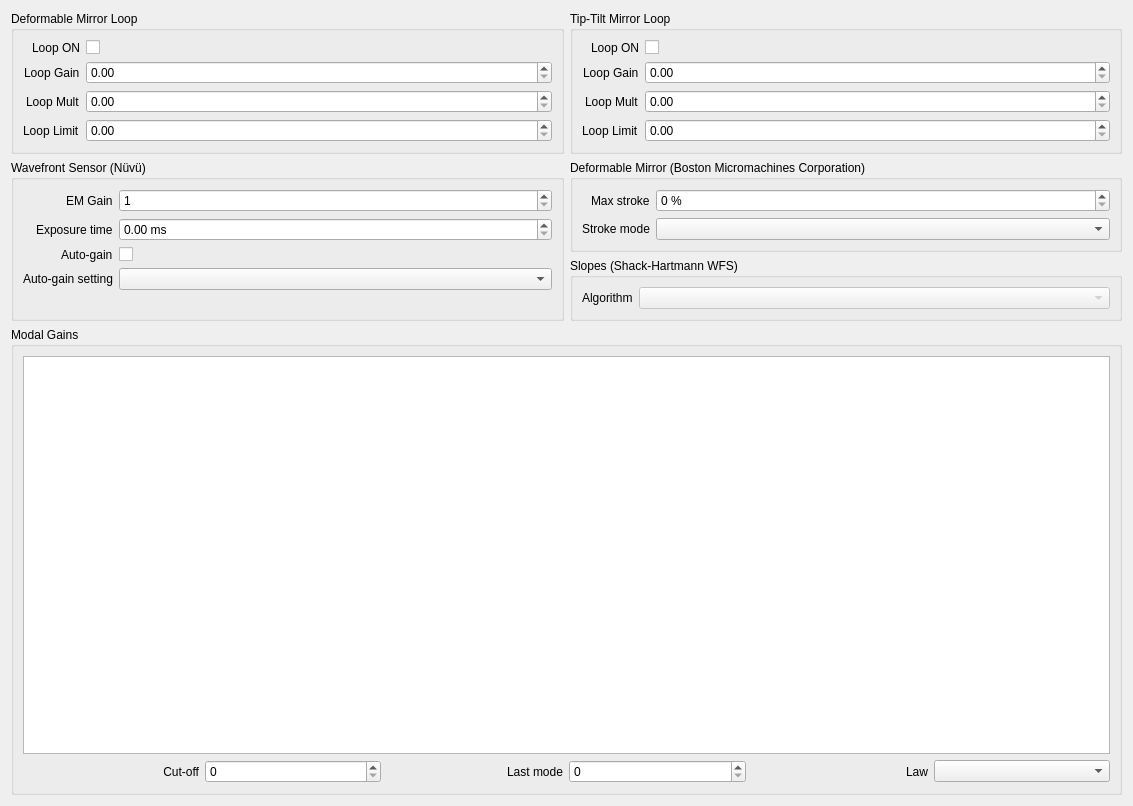
Before: the Qt Designer form guis/ui/loop_controls.ui in janis-hag/kalao-ics, drawn with Qt 5.
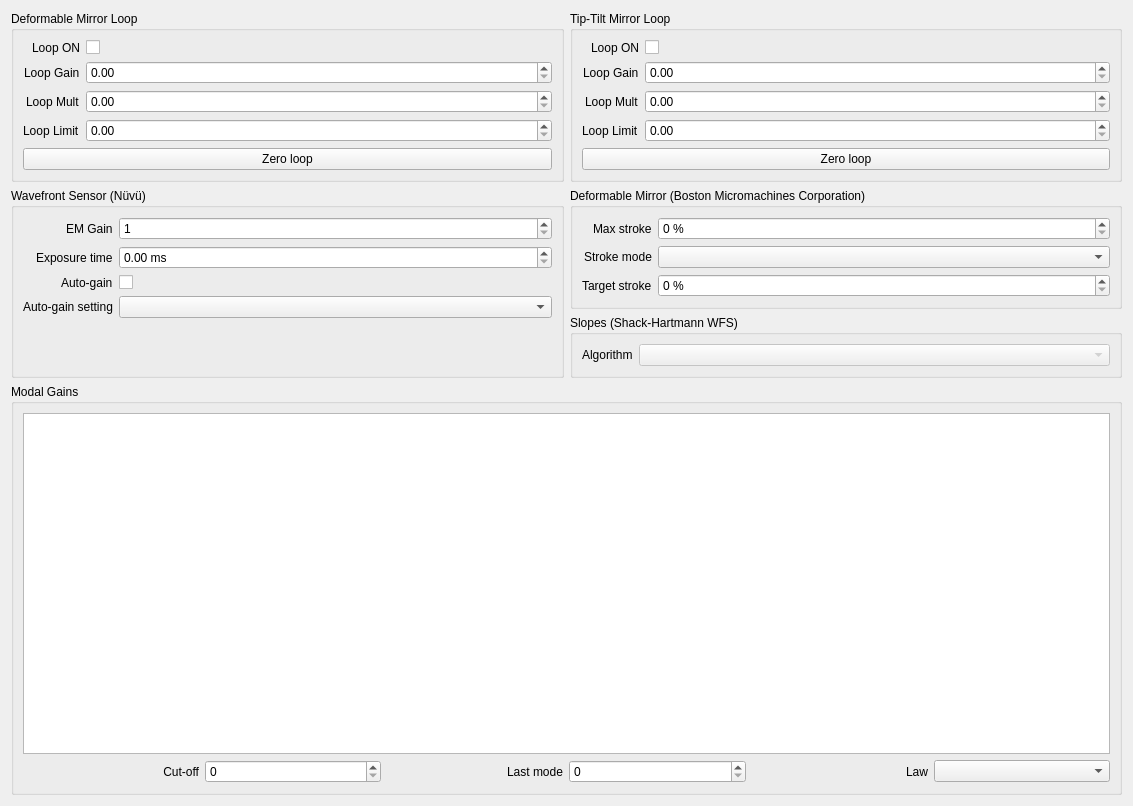
After: the same form once the commit is applied. Custom widgets are drawn as their Qt base class.

```diff
--- a/guis/ui/loop_controls.ui
+++ b/guis/ui/loop_controls.ui
@@ -91,6 +91,13 @@
         </property>
        </widget>
       </item>
+      <item row="4" column="0" colspan="2">
+       <widget class="QPushButton" name="dmloop_zero_button">
+        <property name="text">
+         <string>Zero loop</string>
+        </property>
+       </widget>
+      </item>
      </layout>
     </widget>
    </item>
@@ -205,6 +212,35 @@
       <item row="1" column="1">
        <widget class="QComboBox" name="bmc_strokemode_combobox"/>
       </item>
+      <item row="2" column="0">
+       <widget class="QLabel" name="bmc_targetstroke_label">
+        <property name="text">
+         <string>Target stroke</string>
+        </property>
+       </widget>
+      </item>
+      <item row="2" column="1">
+       <widget class="QDoubleSpinBox" name="bmc_targetstroke_spinbox">
+        <property name="keyboardTracking">
+         <bool>false</bool>
+        </property>
+        <property name="suffix">
+         <string> %</string>
+        </property>
+        <property name="decimals">
+         <number>0</number>
+        </property>
+        <property name="minimum">
+         <double>0.000000000000000</double>
+        </property>
+        <property name="maximum">
+         <double>100.000000000000000</double>
+        </property>
+        <property name="singleStep">
+         <double>5.000000000000000</double>
+        </property>
+       </widget>
+      </item>
      </layout>
     </widget>
    </item>
@@ -285,6 +321,13 @@
         </property>
        </widget>
       </item>
+      <item row="4" column="0" colspan="2">
+       <widget class="QPushButton" name="ttmloop_zero_button">
+        <property name="text">
+         <string>Zero loop</string>
+        </property>
+       </widget>
+      </item>
      </layout>
     </widget>
    </item>
```
